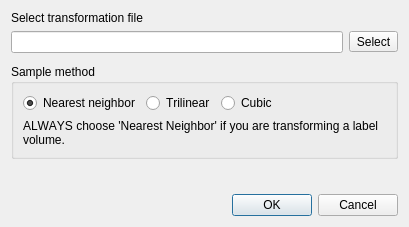
Before: the Qt Designer form freeview/DialogLoadTransform.ui in freesurfer/freesurfer, drawn with Qt 5.
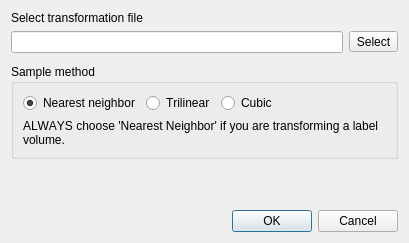
After: the same form once the commit is applied. Icons and pictures are not drawn.

```diff
--- a/freeview/DialogLoadTransform.ui
+++ b/freeview/DialogLoadTransform.ui
@@ -7,7 +7,7 @@
     <x>0</x>
     <y>0</y>
     <width>409</width>
-    <height>227</height>
+    <height>243</height>
    </rect>
   </property>
   <property name="windowTitle">
```
